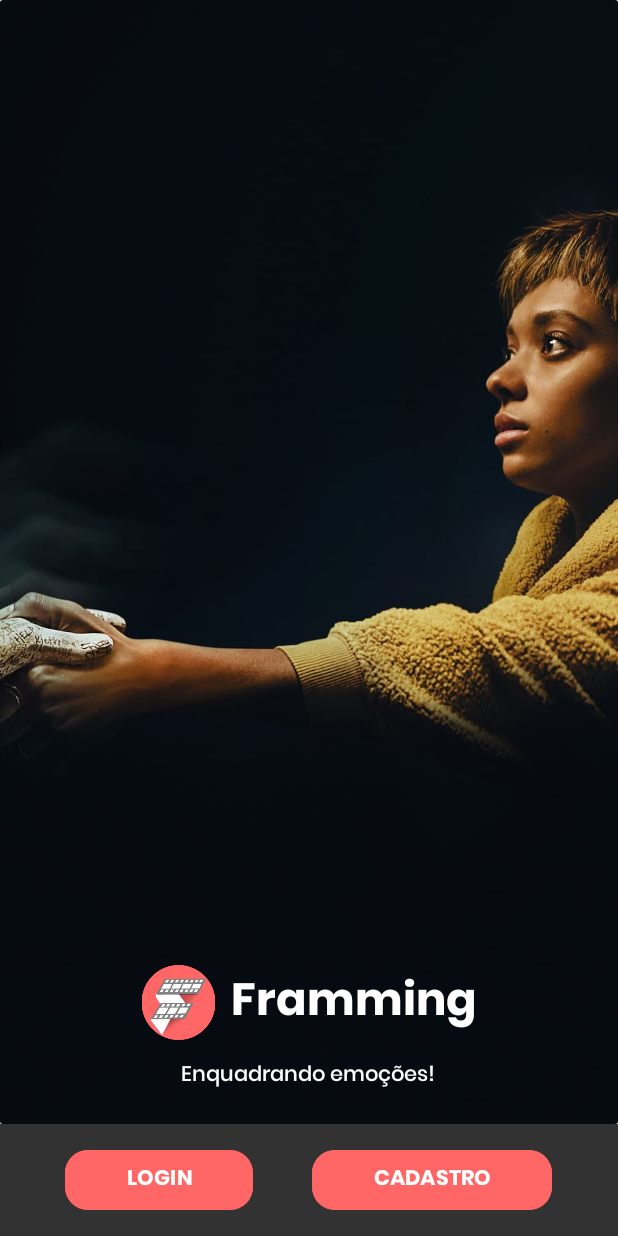
After one commit to mateuscoripiom/APPFramming, an Android app: the AberturaActivity screen opened directly, with no data from a screen before it, on a phone screen of 412 x 824 dp. The commit adds this screen. Run offline under Robolectric (Android 15) with nearby library versions, the phone set to English and light mode, and no system bars.

Commit message:
Opening activity

```diff
--- /dev/null
+++ b/app/src/main/java/com/example/framming/AberturaActivity.java
@@ -0,0 +1,14 @@
+package com.example.framming;
+
+import androidx.appcompat.app.AppCompatActivity;
+
+import android.os.Bundle;
+
+public class AberturaActivity extends AppCompatActivity {
+
+    @Override
+    protected void onCreate(Bundle savedInstanceState) {
+        super.onCreate(savedInstanceState);
+        setContentView(R.layout.activity_abertura);
+    }
+}
--- a/app/src/main/java/com/example/framming/HomeActivity.java
+++ b/app/src/main/java/com/example/framming/HomeActivity.java
@@ -46,6 +46,8 @@ public class HomeActivity extends AppCompatActivity implements LoaderManager.Loa
 
     public static String IDPositionPop;
     public static boolean swtPosition = false;
+
+    public static String IDPositionPopTela;
 
     View layout;
 
@@ -128,6 +130,34 @@ public class HomeActivity extends AppCompatActivity implements LoaderManager.Loa
         }
     }
 
+    public void buscaInfoPosterSalvo() {
+        String movieString = null;
+        if(IDPositionPopTela != null) {
+            movieString = IDPositionPopTela;
+        }
+
+        ConnectivityManager connMgr = (ConnectivityManager)
+                getSystemService(Context.CONNECTIVITY_SERVICE);
+        NetworkInfo networkInfo = null;
+        if (connMgr != null) {
+            networkInfo = connMgr.getActiveNetworkInfo();
+        }
+
+        if (networkInfo != null && networkInfo.isConnected()
+                && movieString.length() != 0) {
+            Bundle queryBundle = new Bundle();
+            queryBundle.putString("movieString", movieString);
+            getSupportLoaderManager().restartLoader(0, queryBundle, this);
+        }
+        else {
+            if (movieString.length() == 0) {
+                Toast.makeText(HomeActivity.this, "Termo inválido", Toast.LENGTH_SHORT).show();
+            } else {
+                Toast.makeText(HomeActivity.this, "Verifique a conexão", Toast.LENGTH_SHORT).show();
+            }
+        }
+    }
+
 
     @NonNull
     @Override
@@ -175,7 +205,6 @@ public class HomeActivity extends AppCompatActivity implements LoaderManager.Loa
                         //Toast.makeText(this, idfilme.toString(), Toast.LENGTH_SHORT).show();
                         Log.v("Tag", "The title" + nomefilme.toString());
                         items.add(new Item(idfilme, posterfilme));
-
                     } catch (JSONException e) {
                         e.printStackTrace();
                     }
--- a/app/src/main/java/com/example/framming/MainActivity.java
+++ b/app/src/main/java/com/example/framming/MainActivity.java
@@ -42,6 +42,9 @@ public class MainActivity extends AppCompatActivity implements LoaderManager.Loa
     public static boolean usado = false;
     public static boolean b = false;
     public static boolean c = false;
+    public static int IDLoader;
+    public static String IDFilme;
+
 
     @Override
     protected void onCreate(Bundle savedInstanceState) {
@@ -63,6 +66,7 @@ public class MainActivity extends AppCompatActivity implements LoaderManager.Loa
 
         buscaInfoPosterSalvo();
         buscaInfoFilme();
+
         imgbtnposter.setOnClickListener(new View.OnClickListener(){
             @Override
             public void onClick(View v){
@@ -116,27 +120,7 @@ public class MainActivity extends AppCompatActivity implements LoaderManager.Loa
     }
     public void buscaInfoFilme() {
         // Recupera a string de busca.
-        c = true;
-        String movieString = null;
-        if(HomeActivity.ID != null) {
-            movieString = HomeActivity.ID;
-        }
-        if(HomeActivity.IDPositionPop != null){
-            movieString = HomeActivity.IDPositionPop;
-        }
-        if(HomeActivity.IDPositionPop != null){
-            movieString = HomeActivity.IDPositionPop;
-        }
-        if(PesquisaActivity.IDpesquisa != null){
-            movieString = PesquisaActivity.IDpesquisa;
-        }
-        // esconde o teclado qdo o botão é clicado
-        /*InputMethodManager inputManager = (InputMethodManager)
-                getSystemService(Context.INPUT_METHOD_SERVICE);
-        if (inputManager != null) {
-            inputManager.hideSoftInputFromWindow(view.getWindowToken(),
-                    InputMethodManager.HIDE_NOT_ALWAYS);
-        } */
+        String movieString = IDFilme;
 
         // Verifica o status da conexão de rede
         ConnectivityManager connMgr = (ConnectivityManager)
@@ -151,7 +135,7 @@ public class MainActivity extends AppCompatActivity implements LoaderManager.Loa
                 && movieString.length() != 0) {
             Bundle queryBundle = new Bundle();
             queryBundle.putString("movieString", movieString);
-            getSupportLoaderManager().restartLoader(0, queryBundle, this);
+            getSupportLoaderManager().restartLoader(1, queryBundle, this);
         }
         // atualiza a textview para informar que não há conexão ou termo de busca
         else {
@@ -164,19 +148,22 @@ public class MainActivity extends AppCompatActivity implements LoaderManager.Loa
     }
 
     public void buscaInfoPosterSalvo() {
-        b = true;
         String movieString = null;
         if(HomeActivity.ID != null) {
             movieString = HomeActivity.ID;
+            IDFilme = movieString;
         }
         if(HomeActivity.IDPositionPop != null){
             movieString = HomeActivity.IDPositionPop;
+            IDFilme = movieString;
         }
         if(HomeActivity.IDPositionPop != null){
             movieString = HomeActivity.IDPositionPop;
+            IDFilme = movieString;
         }
         if(PesquisaActivity.IDpesquisa != null){
             movieString = PesquisaActivity.IDpesquisa;
+            IDFilme = movieString;
         }
 
         ConnectivityManager connMgr = (ConnectivityManager)
@@ -208,19 +195,24 @@ public class MainActivity extends AppCompatActivity implements LoaderManager.Loa
         if (args != null) {
             movieString = args.getString("movieString");
         }
-        if(b == true){
+        if(id == 0){
+            IDLoader = 0;
             return new CarregaPosterSalvo(this, movieString);
+
         }
-        if(c == true){
+
+        else{
+            IDLoader = 1;
             return new CarregaFilmeIDFramming(this, movieString);
         }
-        return new CarregaFilmeIDFramming(this, movieString);
+
+       // return new CarregaFilmeIDFramming(this, movieString);
 
     }
 
     @Override
     public void onLoadFinished(@NonNull Loader<String> loader, String data) {
-        if(b == true){
+        //if(IDLoader == 0) {
             try {
                 // Converte a resposta em Json
                 JSONObject jsonObject = new JSONObject(data);
@@ -249,7 +241,7 @@ public class MainActivity extends AppCompatActivity implements LoaderManager.Loa
                     i++;
                 }
                 //mostra o resultado qdo possivel.
-                if ((imgpostersalvo != null)) {
+                if (imgpostersalvo != null) {
                     usado = true;
                     Picasso
                                 .get()
@@ -261,10 +253,11 @@ public class MainActivity extends AppCompatActivity implements LoaderManager.Loa
                 }
             } catch (Exception e) {
                 // Se não receber um JSOn valido, informa ao usuário
-                Toast.makeText(MainActivity.this, "JSON inválido", Toast.LENGTH_SHORT).show();
-            }
+                //Toast.makeText(MainActivity.this, "JSON inválido", Toast.LENGTH_SHORT).show();
             }
 
+        //}
+        //else {
             try {
                 // Converte a resposta em Json
                 JSONObject jsonObject = new JSONObject(data);
@@ -289,7 +282,7 @@ public class MainActivity extends AppCompatActivity implements LoaderManager.Loa
                     Object backdrop = jsonObject.get("backdrop_path");
                     Object poster = jsonObject.get("poster_path");
                     Object overview = jsonObject.get("overview");
-                Object originalname =jsonObject.get("original_title");
+                    Object originalname = jsonObject.get("original_title");
                     Object runtime = jsonObject.get("runtime");
                     Object year = jsonObject.get("release_date");
 
@@ -334,16 +327,15 @@ public class MainActivity extends AppCompatActivity implements LoaderManager.Loa
                     z++;
                 }
                 //mostra o resultado qdo possivel.
-            if ((nome != null) && (imgfundo != null) && (nomeoriginal != null) &&(imgposter != null) && (sinopse != null) && (duracao != null) && (ano != null) && (ngenero != null)) {
+                if ((nome != null) && (imgfundo != null) && (nomeoriginal != null) && (imgposter != null) && (sinopse != null) && (duracao != null) && (ano != null) && (ngenero != null)) {
                     txtName.setText(nome);
                     txtDuracao.setText(duracao + "min");
                     txtAno.setText(ano);
                     txtNomeOriginal.setText(nomeoriginal);
                     btnGenero.setText(ngenero);
-                if(sinopse == ""){
+                    if (sinopse == "") {
                         txtSinopse.setText(buscaInfoFilmeEN.filmesinen);
-                }
-                else{
+                    } else {
                         txtSinopse.setText(sinopse);
                     }
                     if(imgfundo == ""){
@@ -355,20 +347,26 @@ public class MainActivity extends AppCompatActivity implements LoaderManager.Loa
                                 .load("https://www.themoviedb.org/t/p/original" + imgfundo)
                                 .into(imgFundo);
                     }
-                if(usado ==  false) {
+                    if (usado == true) {
+                        Picasso
+                                .get()
+                                .load("https://www.themoviedb.org/t/p/original" + PosterActivity.IDPosition)
+                                .into(imgPoster);
+                    } else {
                         Picasso
                                 .get()
                                 .load("https://www.themoviedb.org/t/p/original" + imgposter)
                                 .into(imgPoster);
-                } else{
                     }
+
+
                 } else {
                     Toast.makeText(MainActivity.this, "Sem retorno de dados", Toast.LENGTH_SHORT).show();
                 }
             } catch (Exception e) {
-            // Se não receber um JSOn valido, informa ao usuário
-            Toast.makeText(MainActivity.this, "JSON inválido", Toast.LENGTH_SHORT).show();
+
             }
+        //}
     }
     @Override
     public void onLoaderReset(@NonNull Loader<String> loader) {
--- /dev/null
+++ b/app/src/main/res/layout/activity_abertura.xml
@@ -0,0 +1,222 @@
+<?xml version="1.0" encoding="utf-8"?>
+<LinearLayout
+    xmlns:android="http://schemas.android.com/apk/res/android"
+    xmlns:app="http://schemas.android.com/apk/res-auto"
+    xmlns:tools="http://schemas.android.com/tools"
+    android:layout_width="match_parent"
+    android:layout_height="match_parent"
+    android:orientation="vertical"
+    tools:context=".AberturaActivity">
+
+
+    <androidx.cardview.widget.CardView
+        android:layout_width="match_parent"
+        android:layout_height="match_parent"
+        android:layout_weight="1"
+        app:layout_constraintStart_toStartOf="parent"
+        app:layout_constraintTop_toTopOf="parent">
+
+        <androidx.constraintlayout.widget.ConstraintLayout
+            android:layout_width="match_parent"
+            android:layout_height="match_parent">
+
+            <LinearLayout
+                android:layout_width="match_parent"
+                android:layout_height="wrap_content"
+                android:layout_marginBottom="20dp"
+                android:elevation="3dp"
+                android:orientation="vertical"
+                app:layout_constraintBottom_toBottomOf="parent"
+                app:layout_constraintEnd_toEndOf="parent"
+                app:layout_constraintStart_toStartOf="parent">
+
+                <LinearLayout
+                    android:layout_width="match_parent"
+                    android:layout_height="match_parent"
+                    android:layout_weight="1"
+                    android:orientation="horizontal">
+
+                    <androidx.cardview.widget.CardView
+                        android:layout_width="match_parent"
+                        android:layout_height="match_parent"
+                        android:layout_weight="1"
+                        android:outlineProvider="none"
+                        app:cardBackgroundColor="#00FFFFFF" />
+
+                    <LinearLayout
+                        android:layout_width="wrap_content"
+                        android:layout_height="wrap_content"
+                        android:elevation="3dp"
+                        android:orientation="horizontal">
+
+                        <ImageView
+                            android:id="@+id/imageView7"
+                            android:layout_width="50dp"
+                            android:layout_height="50dp"
+                            android:layout_weight="1"
+                            android:elevation="5dp"
+                            android:outlineProvider="none"
+                            android:padding="0dp"
+                            app:layout_constraintBottom_toBottomOf="parent"
+                            app:layout_constraintEnd_toEndOf="parent"
+                            app:layout_constraintStart_toStartOf="parent"
+                            app:layout_constraintTop_toTopOf="parent"
+                            app:srcCompat="@drawable/logo_framming_33" />
+
+                        <androidx.cardview.widget.CardView
+                            android:layout_width="10dp"
+                            android:layout_height="match_parent"
+                            android:layout_weight="1"
+                            android:outlineProvider="none"
+                            app:cardBackgroundColor="#00FFFFFF" />
+
+                        <TextView
+                            android:id="@+id/textView13"
+                            android:layout_width="wrap_content"
+                            android:layout_height="wrap_content"
+                            android:layout_weight="1"
+                            android:fontFamily="@font/poppins_bold"
+                            android:text="Framming"
+                            android:textColor="#FFFFFF"
+                            android:textSize="30dp" />
+
+                    </LinearLayout>
+
+                    <androidx.cardview.widget.CardView
+                        android:layout_width="match_parent"
+                        android:layout_height="match_parent"
+                        android:layout_weight="1"
+                        android:outlineProvider="none"
+                        app:cardBackgroundColor="#00FFFFFF" />
+
+                </LinearLayout>
+
+                <androidx.cardview.widget.CardView
+                    android:layout_width="match_parent"
+                    android:layout_height="10dp"
+                    android:layout_weight="1"
+                    android:outlineProvider="none"
+                    app:cardBackgroundColor="#00FFFFFF" />
+
+                <LinearLayout
+                    android:layout_width="match_parent"
+                    android:layout_height="match_parent"
+                    android:layout_weight="1"
+                    android:orientation="horizontal">
+
+                    <androidx.cardview.widget.CardView
+                        android:layout_width="10dp"
+                        android:layout_height="match_parent"
+                        android:layout_weight="1"
+                        android:outlineProvider="none"
+                        app:cardBackgroundColor="#00FFFFFF" />
+
+                    <TextView
+                        android:id="@+id/textView14"
+                        android:layout_width="wrap_content"
+                        android:layout_height="wrap_content"
+                        android:layout_weight="1"
+                        android:fontFamily="@font/poppins_medium"
+                        android:text="@string/slogan"
+                        android:textAlignment="center"
+                        android:textColor="#FFFFFF" />
+
+                    <androidx.cardview.widget.CardView
+                        android:layout_width="10dp"
+                        android:layout_height="match_parent"
+                        android:layout_weight="1"
+                        android:outlineProvider="none"
+                        app:cardBackgroundColor="#00FFFFFF" />
+                </LinearLayout>
+
+            </LinearLayout>
+
+            <ImageView
+                android:id="@+id/imageView5"
+                android:layout_width="wrap_content"
+                android:layout_height="match_parent"
+                android:adjustViewBounds="true"
+                android:fitsSystemWindows="true"
+                android:scaleType="centerCrop"
+                app:srcCompat="@drawable/iivqnzyzgx9tkbrogcxx0p7aliq" />
+        </androidx.constraintlayout.widget.ConstraintLayout>
+
+    </androidx.cardview.widget.CardView>
+
+    <androidx.cardview.widget.CardView
+        android:layout_width="match_parent"
+        android:layout_height="150dp"
+        android:layout_weight="1"
+        app:cardBackgroundColor="#323232"
+        app:cardCornerRadius="0dp">
+
+        <LinearLayout
+            android:layout_width="match_parent"
+            android:layout_height="match_parent"
+            android:orientation="vertical">
+
+            <androidx.cardview.widget.CardView
+                android:layout_width="match_parent"
+                android:layout_height="5dp"
+                android:layout_weight="1"
+                android:outlineProvider="none"
+                app:cardBackgroundColor="#00FFFFFF" />
+
+            <LinearLayout
+                android:layout_width="match_parent"
+                android:layout_height="wrap_content"
+                android:orientation="horizontal">
+
+                <androidx.cardview.widget.CardView
+                    android:layout_width="10dp"
+                    android:layout_height="match_parent"
+                    android:layout_weight="1"
+                    android:outlineProvider="none"
+                    app:cardBackgroundColor="#00FFFFFF" />
+
+                <Button
+                    android:id="@+id/button13"
+                    android:layout_width="wrap_content"
+                    android:layout_height="match_parent"
+                    android:layout_weight="1"
+                    android:backgroundTint="#FF6666"
+                    android:fontFamily="@font/poppins_bold"
+                    android:text="@string/login"
+                    app:cornerRadius="15dp" />
+
+                <androidx.cardview.widget.CardView
+                    android:layout_width="6dp"
+                    android:layout_height="match_parent"
+                    android:layout_weight="1"
+                    android:outlineProvider="none"
+                    app:cardBackgroundColor="#00FFFFFF" />
+
+                <Button
+                    android:id="@+id/button15"
+                    android:layout_width="wrap_content"
+                    android:layout_height="match_parent"
+                    android:layout_weight="1"
+                    android:backgroundTint="#FF6666"
+                    android:fontFamily="@font/poppins_bold"
+                    android:text="@string/cadastro"
+                    app:cornerRadius="15dp" />
+
+                <androidx.cardview.widget.CardView
+                    android:layout_width="10dp"
+                    android:layout_height="match_parent"
+                    android:layout_weight="1"
+                    android:outlineProvider="none"
+                    app:cardBackgroundColor="#00FFFFFF" />
+
+            </LinearLayout>
+
+            <androidx.cardview.widget.CardView
+                android:layout_width="match_parent"
+                android:layout_height="5dp"
+                android:layout_weight="1"
+                android:outlineProvider="none"
+                app:cardBackgroundColor="#00FFFFFF" />
+        </LinearLayout>
+
+    </androidx.cardview.widget.CardView>
+</LinearLayout>
--- a/app/src/main/res/values/strings.xml
+++ b/app/src/main/res/values/strings.xml
@@ -12,6 +12,9 @@
     <string name="ano">2023</string>
     <string name="bola">•</string>
     <string name="duracao">92min</string>
+    <string name="login">LOGIN</string>
+    <string name="cadastro">CADASTRO</string>
+    <string name="slogan">Enquadrando emoções!</string>
     <string name="media">3.5</string>
     <string name="horarioesessoes">SESSÕES</string>
     <string name="criticas">CRÍTICAS</string>
```
Also changed, not shown: app/src/main/AndroidManifest.xml (+5 -2 lines), app/src/main/java/com/example/framming/MyAdapterPop.java (+4 -3 lines), app/src/main/res/drawable/iivqnzyzgx9tkbrogcxx0p7aliq.jpg (added). Lines whose indentation alone changed are shown as unchanged.
